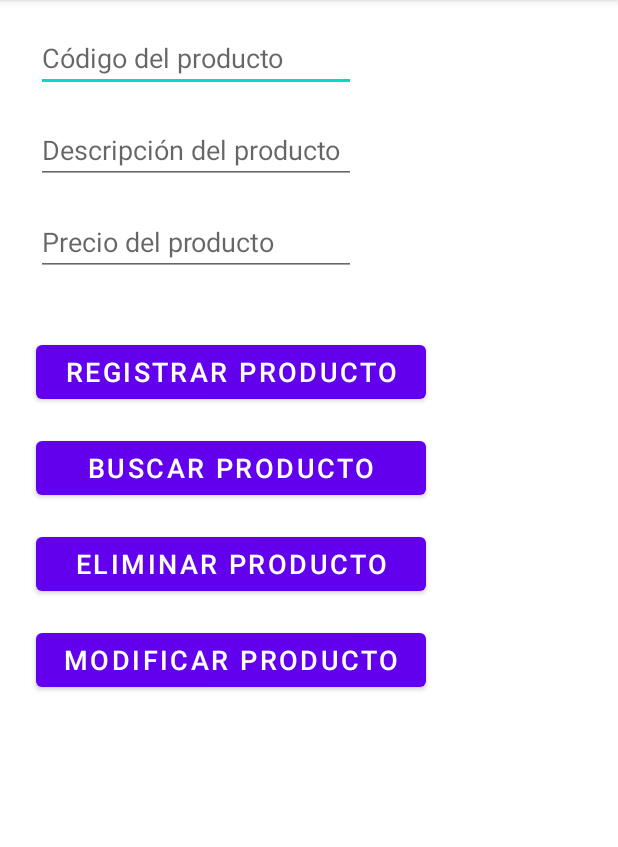
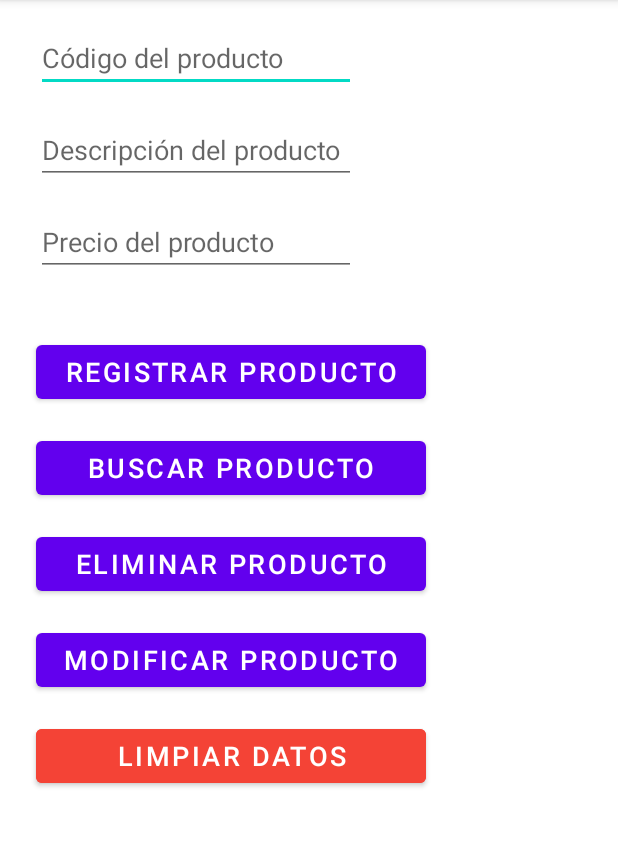
Before and after one commit to egakipedia/BaseDeDatos, an Android app: the screen it shows after launch (MainActivity), on a phone screen of 412 x 824 dp, the part 84-931 px from its top. Run offline under Robolectric (Android 15) with nearby library versions, the phone set to English and light mode, and no system bars.

Commit message:
Método Modificar y Limpiar

```diff
--- a/app/src/main/res/layout/activity_main.xml
+++ b/app/src/main/res/layout/activity_main.xml
@@ -87,8 +87,22 @@
         android:layout_height="wrap_content"
         android:layout_marginStart="24dp"
         android:layout_marginTop="16dp"
+        android:onClick="Modificar"
         android:text="@string/btn_Modificar"
         android:textSize="18sp"
         app:layout_constraintStart_toStartOf="parent"
         app:layout_constraintTop_toBottomOf="@+id/button3" />
+
+    <Button
+        android:id="@+id/button5"
+        android:layout_width="260sp"
+        android:layout_height="wrap_content"
+        android:layout_marginStart="24dp"
+        android:layout_marginTop="16dp"
+        android:backgroundTint="#F44336"
+        android:onClick="Limpiar"
+        android:text="@string/btn_Limpiar"
+        android:textSize="18sp"
+        app:layout_constraintStart_toStartOf="parent"
+        app:layout_constraintTop_toBottomOf="@+id/button4" />
 </androidx.constraintlayout.widget.ConstraintLayout>
--- a/app/src/main/res/values/strings.xml
+++ b/app/src/main/res/values/strings.xml
@@ -7,4 +7,5 @@
     <string name="btn_Buscar">Buscar producto</string>
     <string name="btn_Eliminar">Eliminar producto</string>
     <string name="btn_Modificar">Modificar producto</string>
+    <string name="btn_Limpiar">Limpiar datos</string>
 </resources>
```
Also changed, not shown: app/src/main/java/com/example/basededatos/MainActivity.java (+37 -0 lines).
